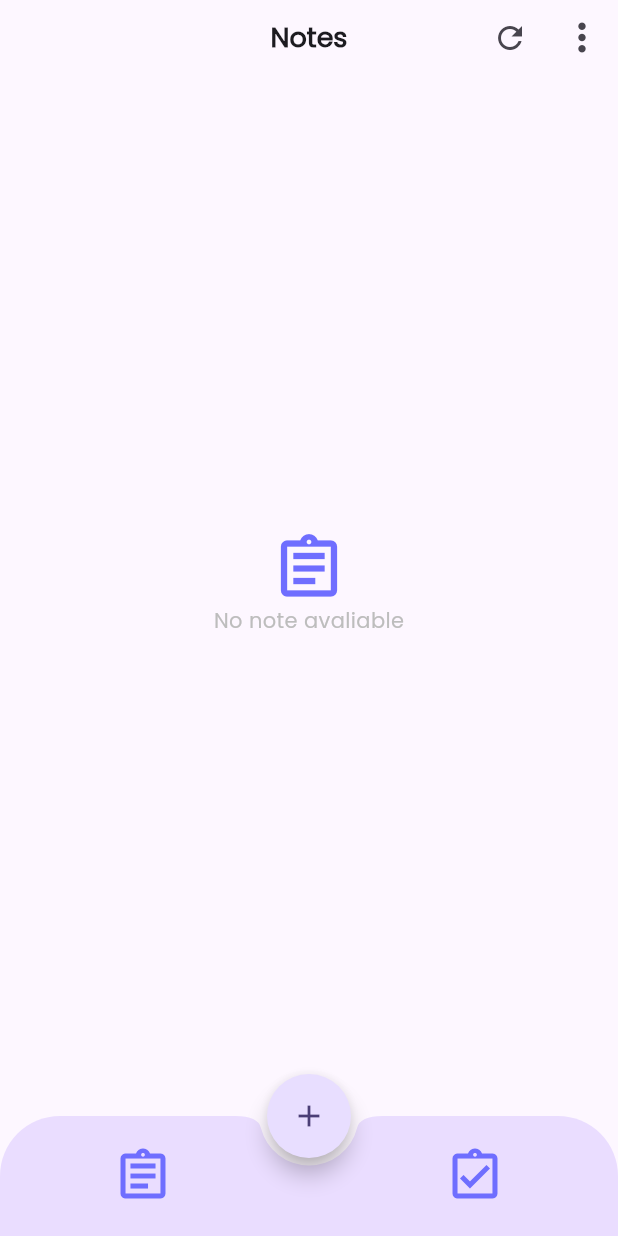
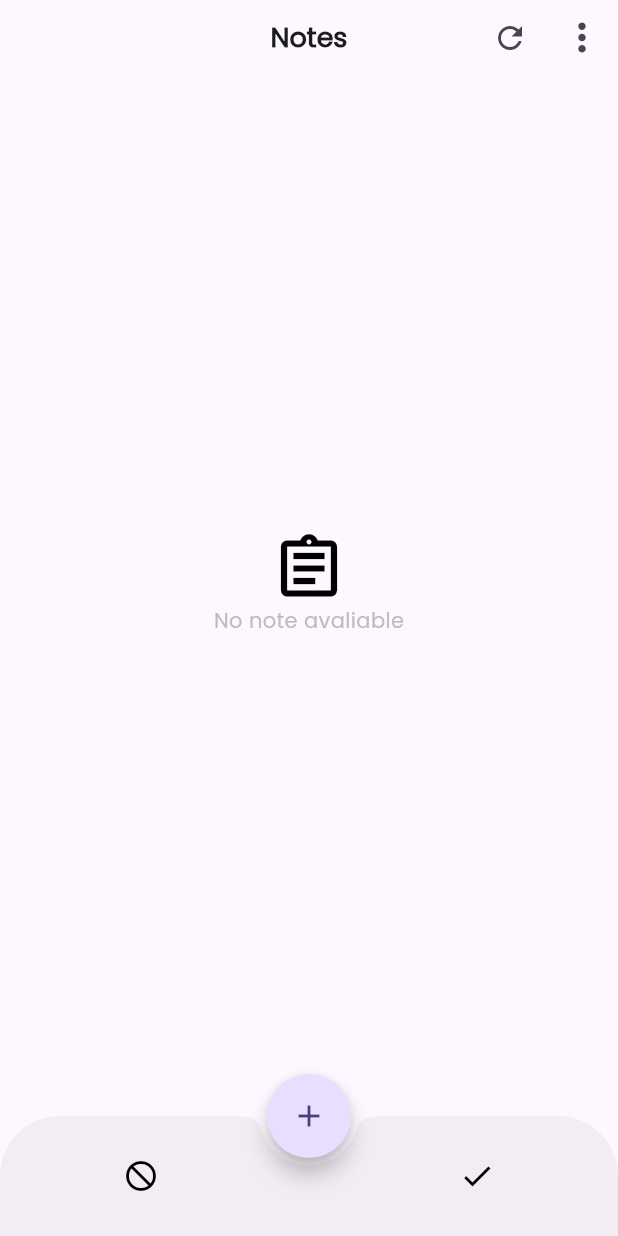
Before and after one commit to RegisSalesRA/flutter_hive_notes, a Flutter app: the screen it shows after launch, after a tap on "Goals", on a phone screen of 412 x 824 dp. Run offline on Flutter 3.47's test engine with Material 3 defaults, Android fonts, the light colour scheme and no system bars; our stand-ins replace fl_chart, flutter_local_notifications, flutter_timezone, hive, hive_flutter, timezone; accounts and stored records are empty.

Commit message:
update layout buttons

```diff
--- a/lib/config/app_theme.dart
+++ b/lib/config/app_theme.dart
@@ -51,16 +51,14 @@ class _AppState extends State<App> {
         // Progress Indicator Css
         //  progressIndicatorTheme: progressIndicatorTheme(),
         // Text Css
+        textSelectionTheme:
+            const TextSelectionThemeData(cursorColor: Colors.black),
         textTheme: textThemeConfigLight(),
-        // Input Css
-        //  inputDecorationTheme: inputDecorationThemeConfig(),
-        // Button css
+        inputDecorationTheme: inputDecorationThemeConfig(),
         iconTheme: iconTheme(),
         colorScheme: ColorScheme.fromSeed(
           seedColor: Colors.deepPurpleAccent,
-          background: Colors.grey.shade200,
-          error: Colors.red,
-          onError: Colors.red,
+          background: const Color(0xFFF7F9FE),
           primary: const Color(0xFFeaddff),
         ),
       ),
--- a/lib/config/theme/icon_theme.dart
+++ b/lib/config/theme/icon_theme.dart
@@ -1,5 +1,5 @@
 import 'package:flutter/material.dart';
 
 IconThemeData? iconTheme() {
-  return const IconThemeData(color: Color(0xFF6F6EFF));
+  return const IconThemeData(color: Color(0xFF000000));
 }
--- a/lib/config/theme/input_decoration_theme.dart
+++ b/lib/config/theme/input_decoration_theme.dart
@@ -3,7 +3,6 @@ import 'package:flutter_hive/config/theme/colors.dart';
 
 InputDecorationTheme inputDecorationThemeConfig() {
   return InputDecorationTheme(
-    labelStyle: const TextStyle(color: ColorsThemeLight.textColor),
     suffixIconColor: Colors.grey.shade400,
     filled: true,
     isDense: true,
--- a/lib/screens/notes/completed_notes_screen.dart
+++ b/lib/screens/notes/completed_notes_screen.dart
@@ -1,9 +1,7 @@
 import 'package:flutter/foundation.dart';
 import 'package:flutter/material.dart';
-import 'package:flutter_hive/config/theme/colors.dart';
 import 'package:flutter_hive/models/note.dart';
 import 'package:flutter_hive/routes/routes.dart';
-import 'package:flutter_hive/shared/show_modal_bottonsheet_widget.dart';
 import 'package:hive_flutter/adapters.dart';
 
 import '../../widgets/widget.dart';
@@ -109,21 +107,19 @@ class _NoteListWidgetTestState extends State<CompleteNoteScreen> {
           widgets: [
             IconButton(
               icon: const Icon(
-                Icons.assignment_outlined,
-                size: 48,
+                Icons.not_interested_sharp,
               ),
               onPressed: () {
-                Navigator.pushNamed(context, Routes.initial);
+                Navigator.pushReplacementNamed(context, Routes.notes);
               },
             ),
             const SizedBox(),
             IconButton(
               icon: const Icon(
-                Icons.assignment_turned_in_outlined,
-                size: 48,
+                Icons.check,
               ),
               onPressed: () {
-                return;
+                Navigator.pushReplacementNamed(context, Routes.complete);
               },
             ),
           ],
--- a/lib/screens/notes/notes_screen.dart
+++ b/lib/screens/notes/notes_screen.dart
@@ -119,21 +119,19 @@ class NotesViewState extends State<NotesView> {
             widgets: [
               IconButton(
                 icon: const Icon(
-                  Icons.assignment_outlined,
-                  size: 40,
+                  Icons.not_interested_sharp,
                 ),
                 onPressed: () {
-                  return;
+                  Navigator.pushReplacementNamed(context, Routes.notes);
                 },
               ),
               const SizedBox(),
               IconButton(
                 icon: const Icon(
-                  Icons.assignment_turned_in_outlined,
-                  size: 40,
+                  Icons.check,
                 ),
                 onPressed: () {
-                  Navigator.pushNamed(context, Routes.complete);
+                  Navigator.pushReplacementNamed(context, Routes.complete);
                 },
               ),
             ],
--- a/lib/shared/bottom_appbar_widget.dart
+++ b/lib/shared/bottom_appbar_widget.dart
@@ -7,10 +7,9 @@ class BottomAppBarWidget extends StatelessWidget {
   @override
   Widget build(BuildContext context) {
     return ClipRRect(
-      borderRadius: BorderRadius.only(
+      borderRadius: const BorderRadius.only(
           topLeft: Radius.circular(40), topRight: Radius.circular(40)),
       child: BottomAppBar(
-        color: Theme.of(context).colorScheme.primary,
         shape: const CircularNotchedRectangle(),
         notchMargin: 5,
         child: Padding(
--- a/lib/widgets/note_list_widget.dart
+++ b/lib/widgets/note_list_widget.dart
@@ -11,7 +11,6 @@ import '../../helpers/helpers.dart';
 
 import '../../services/note_hive/note_hive_service.dart';
 import '../../models/note.dart';
-
 
 class NoteListWidget extends StatefulWidget {
   final ValueListenable<Box<Note>> boxform;
@@ -58,30 +57,19 @@ class _NoteListWidgetState extends State<NoteListWidget> {
                 child: TextField(
                     controller: widget.textController,
                     onChanged: widget.onChanged,
-                    style: const TextStyle(color: ColorsThemeLight.primaryColor),
-                    decoration: InputDecoration(
-                      hintStyle: TextStyle(color: Colors.grey.shade400),
-                      contentPadding:
-                          const EdgeInsets.symmetric(vertical: 15.0),
-                      fillColor: ColorsThemeLight.textColor,
-                      filled: true,
-                      border: OutlineInputBorder(
-                        borderRadius: BorderRadius.circular(0.0),
-                      ),
+                    decoration: const InputDecoration(
                       hintText: 'Search notes',
-                      prefixIcon: const Icon(
+                      prefixIcon: Icon(
                         Icons.search,
                         size: 30.0,
                       ),
                     )),
               ),
-              SizedBox(
+              const SizedBox(
                 height: 50,
                 child: Center(
                     child: Text(
                   "Drag the card to the right to mark it complete",
-                  style: TextStyle(
-                      color: Colors.grey.shade300, fontWeight: FontWeight.bold),
                 )),
               ),
               ListView.builder(
```
